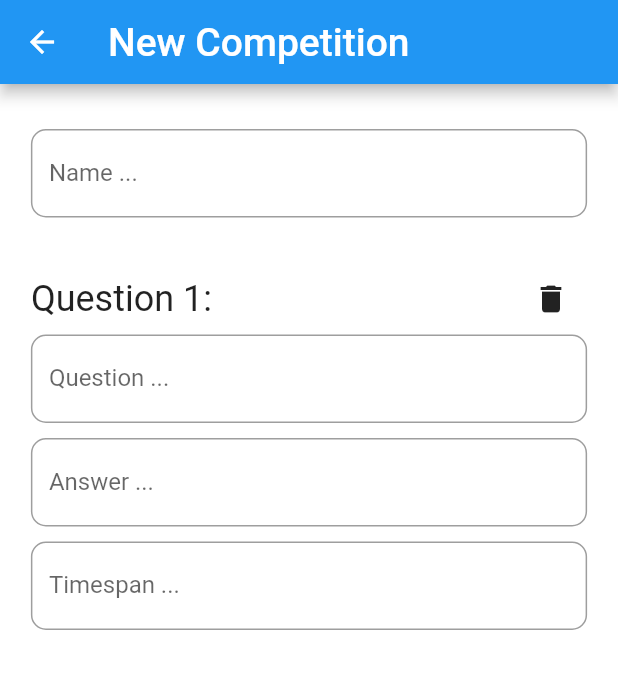
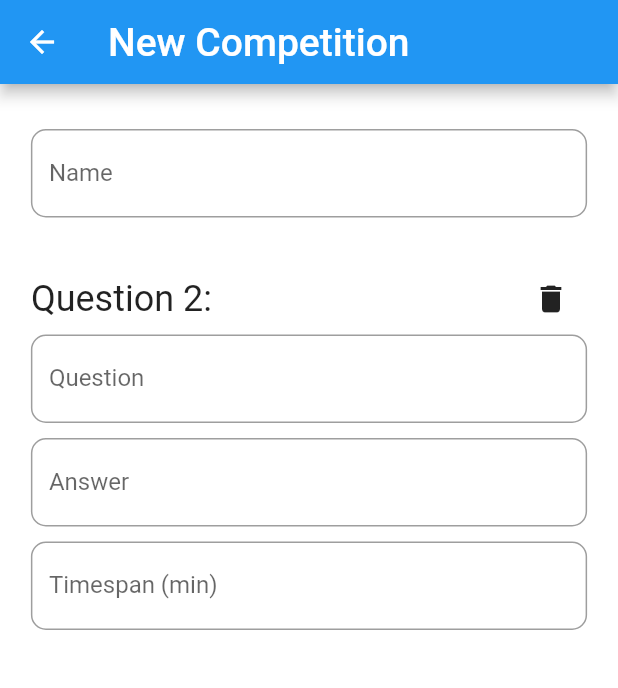
Before and after one commit to pzavros/Inspire-MobileApp, a Flutter app: the CreateView screen opened directly, after a tap on the "add" icon, on a phone screen of 412 x 824 dp. Shown: the top 688 px of the screen. Run offline on Flutter 3.47's test engine with Material 2 defaults, Android fonts, the phone set to English and light mode, and no system bars; our stand-ins replace firebase_core, firebase_database, shared_preferences; accounts and stored records are empty.

Commit message:
add question functionality
not good enough, need help

```diff
--- a/lib/create_view.dart
+++ b/lib/create_view.dart
@@ -1,5 +1,7 @@
+import 'dart:convert';
 import 'package:firebase_database/firebase_database.dart';
 import 'package:flutter/material.dart';
+import 'package:flutter/services.dart';
 
 class CreateView extends StatefulWidget {
   const CreateView({Key? key}) : super(key: key);
@@ -11,6 +13,16 @@ class CreateView extends StatefulWidget {
 class _CreateViewState extends State<CreateView> {
   Query db = FirebaseDatabase.instance.ref().child('Competitions');
   final nameController = TextEditingController();
+  final qController = TextEditingController();
+  final aController = TextEditingController();
+  // String ques="";
+  // String answ="";
+   int time=0;
+
+  int cntQ=0;
+  List <Question> listOfQuestions=[];
+  //late Questions qObj;
+
 
   late DatabaseReference dbRef;
   // default pop up message
@@ -21,7 +33,12 @@ class _CreateViewState extends State<CreateView> {
   void initState() {
     super.initState();
     dbRef = FirebaseDatabase.instance.ref("Competitions");
+    // Question q=Question(question: "question", answer: "answer", timer: 1);
+    // String j=jsonEncode(q);
+    // debugPrint(j);
   }
+
+
 
   @override
   Widget build(BuildContext context) {
@@ -53,7 +70,7 @@ class _CreateViewState extends State<CreateView> {
                           border: OutlineInputBorder(
                             borderRadius: BorderRadius.circular(10.0),
                           ),
-                          labelText: 'Name ...',
+                          labelText: 'Name',
                         ),
                         validator: (String? value) {
                           return (value!.isEmpty) ? 'Name is Required!' : '';
@@ -67,53 +84,61 @@ class _CreateViewState extends State<CreateView> {
                           Row(
                             mainAxisAlignment: MainAxisAlignment.spaceBetween,
                             children: [
-                              Text(
-                                'Question 1:',
+                               Text(
+                                'Question ${cntQ + 1}:',
                                 style: TextStyle(fontSize: 24),
                               ),
                               IconButton(
-                                onPressed: () {},
+                                // add question
+                                onPressed: () {
+
+                                },
                                 icon: const Icon(Icons.delete),
-                                // style: ButtonStyle(
-                                //     //backgroundColor:
-                                //     ),
-                              )
+
+                              ),
                             ],
                           ),
                           Container(
                             child: Column(
                               children: [
                                 TextFormField(
+                                  controller: qController,
                                   decoration: InputDecoration(
                                     border: OutlineInputBorder(
                                       borderRadius: BorderRadius.circular(10.0),
                                     ),
-                                    labelText: 'Question ...',
+                                    labelText: 'Question',
                                   ),
                                 ),
-                                SizedBox(
+                                const SizedBox(
                                   height: 10,
                                 ),
                                 TextFormField(
+                                  controller: aController,
                                   decoration: InputDecoration(
                                     border: OutlineInputBorder(
                                       borderRadius: BorderRadius.circular(10.0),
                                     ),
-                                    labelText: 'Answer ...',
+                                    labelText: 'Answer',
                                   ),
                                 ),
-                                SizedBox(
+                                const SizedBox(
                                   height: 10,
                                 ),
                                 TextFormField(
+                                  keyboardType: TextInputType.number,
+                                  inputFormatters: <TextInputFormatter>[
+                                    FilteringTextInputFormatter.allow(RegExp(r'[0-9]')),
+                                    FilteringTextInputFormatter.digitsOnly
+                                  ],
                                   decoration: InputDecoration(
                                     border: OutlineInputBorder(
                                       borderRadius: BorderRadius.circular(10.0),
                                     ),
-                                    labelText: 'Timespan ...',
+                                    labelText: 'Timespan (min)',
                                   ),
                                 ),
-                                SizedBox(
+                                const SizedBox(
                                   height: 10,
                                 ),
                               ],
@@ -143,17 +168,28 @@ class _CreateViewState extends State<CreateView> {
                     // dbRef.onValue.listen((event) {
                     //   debugPrint("debugPrint---------->${event.snapshot.value}");// prints the obj
                     // });
+                    // competition name
                     if (nameController.text.isNotEmpty) {
                       //TODO when name not empty, we also needs to check if name already exist in the database
                       //...
                       popupTitle = "Success";
                       popupMsg = "New data has been added to the database.";
-                      Map<String, String> competition = {
+                      Map<String, dynamic> competition = {
                         'name': nameController.text,
-
+                        'totalQ':cntQ,
+                        'questions':jsonEncode(listOfQuestions)
                       };
+                      // ideally it should look like this
+                      // Map<String, dynamic> competition = {
+                      //   'name': nameController.text,
+                      //   'totalQ':cntQ,
+                      //   'questions': {
+                      //     '1':{'question':"1+1", 'answer':"2", 'timer':1},
+                      //     '2':{'question':"1+1", 'answer':"2", 'timer':1},
+                      //     '3':{'question':"1+1", 'answer':"2", 'timer':1},
+                      //   }
+                      // };
                       dbRef.push().set(competition);
-                      //after push, a unique id is generated by the firebase, does not have a identifier
                     }
                     await showDialog(
                         context: context,
@@ -189,6 +225,16 @@ class _CreateViewState extends State<CreateView> {
             child: const Icon(Icons.add),
               onPressed: () {
                 //TODO add new question form (Q&A plus timespan)
+                setState(() {
+                  cntQ++;
+                  listOfQuestions.add(Question(question: qController.text,answer: aController.text,timer: time));
+                  //listOfQuestions.add(Questions(id: cntQ,question: Question(question: 'q',answer: 'a',timer: 1)));
+                  qController.clear();
+                  aController.clear();
+                });
+                debugPrint("debugPrint----------> ${cntQ}");
+                debugPrint("debugPrint----------> ${jsonEncode(listOfQuestions)}");
+                //listOfQuestions.asMap();
 
               },
           ),
@@ -196,3 +242,36 @@ class _CreateViewState extends State<CreateView> {
         ));
   }
 }
+
+
+// class Questions {
+//   int id;
+//   Question question;
+//
+//   Questions({required this.question,required this.id });
+//
+//   void add(int id, Question q){
+//
+//   }
+//
+//
+// }
+
+
+class Question {
+  String question,answer;
+  int timer;
+
+  Question({required this.question,required this.answer, required this.timer});
+
+  Map toJson()=>{
+    'question':question,
+    'answer':answer,
+    'timer':timer,
+  };
+//testing
+// @override
+// String toString() {
+//   return '{question: $question, answer: $answer, time:$timer}';
+// }
+}
--- a/pubspec.yaml
+++ b/pubspec.yaml
@@ -39,6 +39,7 @@ dependencies:
   firebase_core: ^2.6.1
   uuid: ^3.0.7
   shared_preferences: ^2.0.18
+  convert: ^3.1.1
 
 dev_dependencies:
   flutter_test:
```
